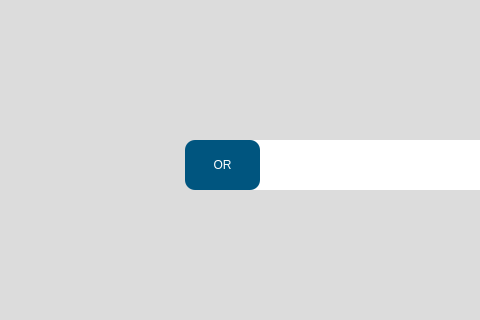
Above: src/user_interface/english_start.ui from eppenney/eBook-Perpetual-Access-Rights-Tracker before the change; both pictures show x 0 to 480 and y 140 to 460 of the 1176 by 796 pixel window. Below: the same form after it.
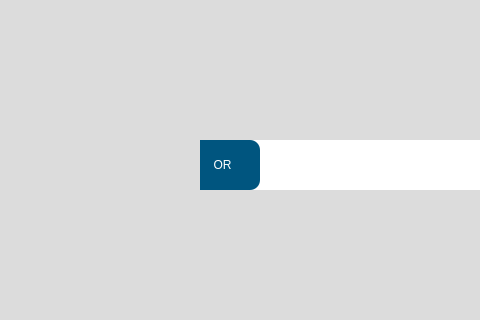
That is the form after the change. Icons and pictures are not drawn.

Commit message: Added one blank option to settings institution selection and moved the icon on start_ui. Made it so if blank option is selected, treats as no institution.

```diff
--- a/src/user_interface/english_start.ui
+++ b/src/user_interface/english_start.ui
@@ -349,10 +349,10 @@
    <widget class="QLabel" name="helpIcon">
     <property name="geometry">
      <rect>
-      <x>160</x>
-      <y>270</y>
-      <width>41</width>
-      <height>41</height>
+      <x>170</x>
+      <y>280</y>
+      <width>50</width>
+      <height>50</height>
      </rect>
     </property>
     <property name="text">
```
The commit also changes 2 other files.
